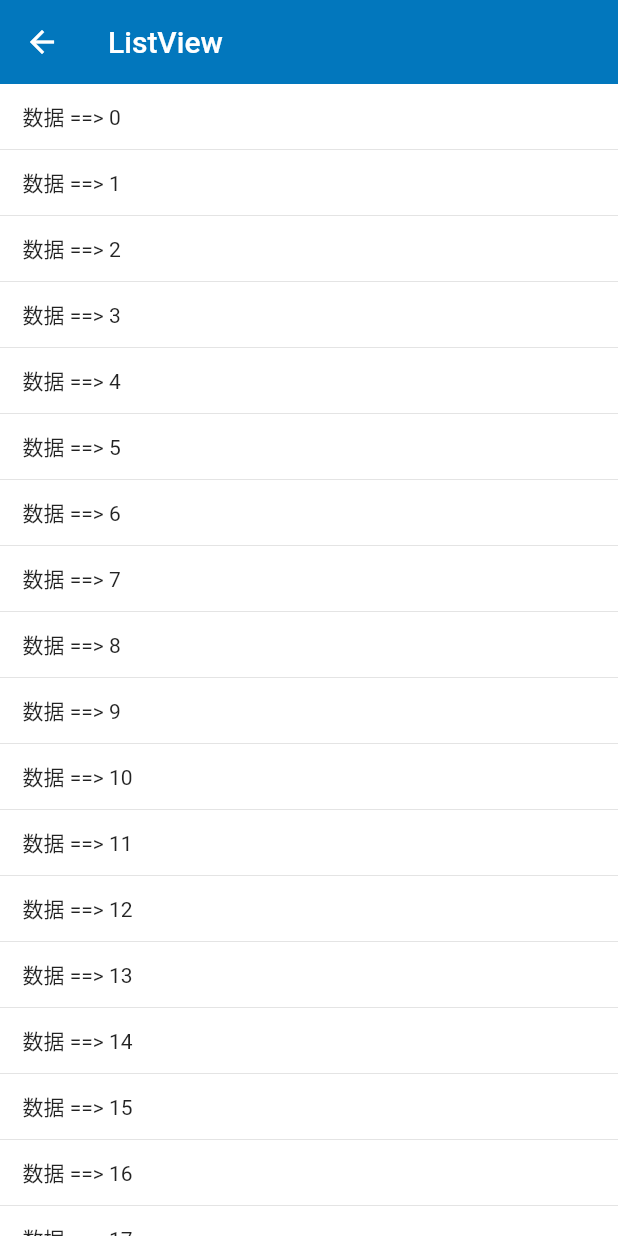
After one commit to chinabrant/flutter_study, a Flutter app: the ListViewPage screen opened by its route, on a phone screen of 412 x 824 dp. The commit adds this screen. Run offline on Flutter 3.47's test engine with Material 2 defaults, Android fonts, the phone set to English and light mode, and no system bars.

Commit message:
添加使用主题

```diff
--- /dev/null
+++ b/lib/list/list_view_demo.dart
@@ -0,0 +1,59 @@
+import 'package:flutter/material.dart';
+
+class ListViewPage extends StatefulWidget {
+  @override
+  ListViewPageState createState() => new ListViewPageState();
+}
+
+class ListViewPageState extends State<ListViewPage> {
+  List<String> list = <String>[];
+
+  @override
+  void initState() {
+    super.initState();
+    for (var i = 0; i < 20; i++) {
+      list.add('数据 ==> ${i}');
+    }
+  }
+
+  @override
+  Widget build(BuildContext context) {
+    return new Scaffold(
+      appBar: new AppBar(
+        title: new Text('ListView'),
+        elevation: 0.0, // 阴影高度
+      ),
+      body: new ListView.builder(
+        physics: const AlwaysScrollableScrollPhysics(),
+        itemCount: this.list.length,
+        itemBuilder: (_, int index) => _createItem(context, index),
+      ),
+    );
+  }
+
+  _createItem(BuildContext context, int index) {
+    return (new Container(
+      height: 44.0,
+      color: Colors.white,
+      child: new Column(
+        crossAxisAlignment: CrossAxisAlignment.start,
+        children: <Widget>[
+          new Expanded(
+            child: Row(
+              crossAxisAlignment: CrossAxisAlignment.center,
+              children: <Widget>[
+                Container(
+                  margin: EdgeInsets.only(left: 15.0),
+                  child: new Text('${this.list[index]}'),
+                ),
+              ],
+            ),
+          ),
+          new Divider(
+            height: 0.5,
+          )
+        ],
+      ),
+    ));
+  }
+}
```
Also changed, not shown: lib/main.dart (+9 -0 lines), lib/theme/theme_demo.dart (added, +30 -0 lines).
